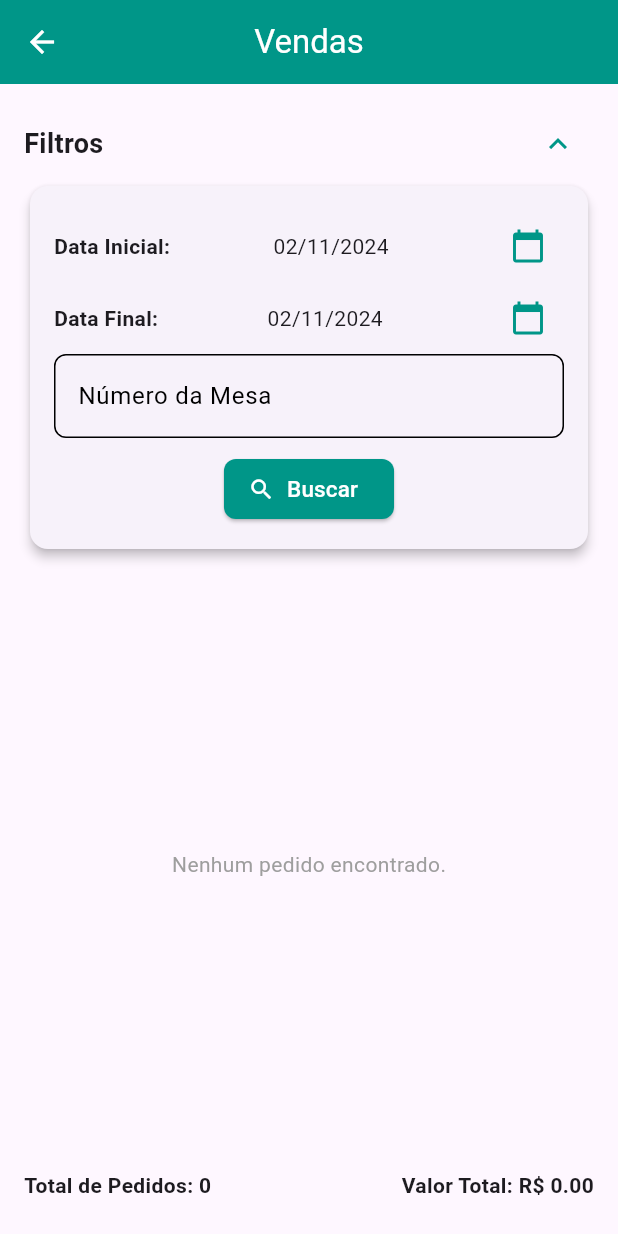
After one commit to jandersonsiqueira/OrderSync, a Flutter app: the VendasPage screen opened by its route, on a phone screen of 412 x 824 dp. The commit adds this screen. Run offline on Flutter 3.47's test engine with Material 3 defaults, Android fonts, the phone set to English and light mode, and no system bars; our stand-ins replace font_awesome_flutter, shared_preferences; accounts and stored records are empty; network calls fail.

Commit message:
Várias mudanças nas telas e temas

```diff
--- a/mobile/lib/home_page.dart
+++ b/mobile/lib/home_page/home_page.dart
@@ -46,7 +46,7 @@ class HomePage extends StatelessWidget {
                 text: 'Vendas',
                 icon: FontAwesomeIcons.coins,
                 onPressed: () {
-                  // Ação para o botão "Vendas"
+                  Navigator.pushNamed(context, '/vendas_page');
                 },
               ),
               _bottomNavigationBarButton(
--- /dev/null
+++ b/mobile/lib/vendas/vendas_page.dart
@@ -0,0 +1,252 @@
+import 'package:flutter/material.dart';
+import 'package:intl/intl.dart';
+import 'package:http/http.dart' as http;
+import 'dart:convert';
+
+class VendasPage extends StatefulWidget {
+  @override
+  _VendasPageState createState() => _VendasPageState();
+}
+
+class _VendasPageState extends State<VendasPage> {
+  DateTime dtInicial = DateTime.now();
+  DateTime dtFinal = DateTime.now();
+  String numeroMesa = '';
+  List<dynamic> pedidos = [];
+  bool showFilters = true;
+
+  @override
+  void initState() {
+    super.initState();
+    _buscarPedidos();
+  }
+
+  Future<void> _buscarPedidos() async {
+    final response = await http.get(
+      Uri.parse('https://ordersync.onrender.com/pedidos/final?dt_inicial=${DateFormat('yyyy-MM-dd').format(dtInicial)}&dt_final=${DateFormat('yyyy-MM-dd').format(dtFinal)}&numero_mesa=$numeroMesa'),
+    );
+
+    if (response.statusCode == 200) {
+      setState(() {
+        pedidos = json.decode(response.body);
+      });
+    } else {
+      ScaffoldMessenger.of(context).showSnackBar(SnackBar(content: Text('Erro ao buscar pedidos')));
+    }
+
+    showFilters = !showFilters;
+  }
+
+  void _selectDate(DateTime initialDate, bool isStartDate) async {
+    final picked = await showDatePicker(
+      context: context,
+      initialDate: initialDate,
+      firstDate: DateTime(2000),
+      lastDate: DateTime.now(),
+    );
+    if (picked != null && picked != initialDate) {
+      setState(() {
+        if (isStartDate) {
+          dtInicial = picked;
+        } else {
+          dtFinal = picked;
+        }
+      });
+      _buscarPedidos();
+    }
+  }
+
+  @override
+  Widget build(BuildContext context) {
+    // Calcular total de pedidos e valor total
+    int totalPedidos = pedidos.length;
+    double valorTotal = pedidos.fold(0.0, (sum, pedido) => sum + pedido['vr_pedido']);
+
+    return Scaffold(
+      appBar: AppBar(
+        title: const Text(
+          'Vendas',
+          style: TextStyle(color: Colors.white),
+        ),
+        centerTitle: true,
+        backgroundColor: Theme.of(context).primaryColor,
+        iconTheme: const IconThemeData(color: Colors.white),
+      ),
+      body: Padding(
+        padding: const EdgeInsets.all(16.0),
+        child: Column(
+          crossAxisAlignment: CrossAxisAlignment.start,
+          children: [
+            // Botão para ocultar/exibir filtros
+            Row(
+              mainAxisAlignment: MainAxisAlignment.spaceBetween,
+              children: [
+                Text(
+                  'Filtros',
+                  style: TextStyle(fontWeight: FontWeight.bold, fontSize: 18),
+                ),
+                IconButton(
+                  icon: Icon(
+                    showFilters ? Icons.expand_less : Icons.expand_more,
+                    color: Theme.of(context).primaryColor,
+                  ),
+                  onPressed: () {
+                    setState(() {
+                      showFilters = !showFilters;
+                    });
+                  },
+                ),
+              ],
+            ),
+            // Seção de filtros
+            if (showFilters)
+              Card(
+                shape: RoundedRectangleBorder(
+                  borderRadius: BorderRadius.circular(12.0),
+                ),
+                elevation: 3,
+                child: Padding(
+                  padding: const EdgeInsets.all(16.0),
+                  child: Column(
+                    children: [
+                      Row(
+                        mainAxisAlignment: MainAxisAlignment.spaceBetween,
+                        children: [
+                          Text(
+                            'Data Inicial:',
+                            style: TextStyle(fontWeight: FontWeight.bold),
+                          ),
+                          Text('${DateFormat('dd/MM/yyyy').format(dtInicial)}'),
+                          IconButton(
+                            icon: Icon(Icons.calendar_today, color: Theme.of(context).primaryColor),
+                            onPressed: () => _selectDate(dtInicial, true),
+                          ),
+                        ],
+                      ),
+                      Row(
+                        mainAxisAlignment: MainAxisAlignment.spaceBetween,
+                        children: [
+                          Text(
+                            'Data Final:',
+                            style: TextStyle(fontWeight: FontWeight.bold),
+                          ),
+                          Text('${DateFormat('dd/MM/yyyy').format(dtFinal)}'),
+                          IconButton(
+                            icon: Icon(Icons.calendar_today, color: Theme.of(context).primaryColor),
+                            onPressed: () => _selectDate(dtFinal, false),
+                          ),
+                        ],
+                      ),
+                      TextField(
+                        decoration: InputDecoration(
+                          labelText: 'Número da Mesa',
+                          labelStyle: TextStyle(color: Theme.of(context).canvasColor),
+                          enabledBorder: OutlineInputBorder(
+                            borderSide: BorderSide(color: Theme.of(context).canvasColor),
+                            borderRadius: BorderRadius.circular(8.0),
+                          ),
+                          focusedBorder: OutlineInputBorder(
+                            borderSide: BorderSide(color: Theme.of(context).primaryColor),
+                            borderRadius: BorderRadius.circular(8.0),
+                          ),
+                        ),
+                        onChanged: (value) {
+                          setState(() {
+                            numeroMesa = value;
+                          });
+                        },
+                      ),
+                      SizedBox(height: 10),
+                      ElevatedButton.icon(
+                        onPressed: _buscarPedidos,
+                        icon: Icon(Icons.search, color: Colors.white),
+                        label: Text(
+                          'Buscar',
+                          style: const TextStyle(
+                            color: Colors.white,
+                            fontSize: 15,
+                          ),
+                        ),
+                        style: ElevatedButton.styleFrom(
+                          backgroundColor: Theme.of(context).primaryColor,
+                          shape: RoundedRectangleBorder(
+                            borderRadius: BorderRadius.circular(8.0),
+                          ),
+                        ),
+                      ),
+                    ],
+                  ),
+                ),
+              ),
+            SizedBox(height: 20),
+            // Lista de pedidos
+            Expanded(
+              child: pedidos.isEmpty
+                  ? Center(
+                child: Text(
+                  'Nenhum pedido encontrado.',
+                  style: TextStyle(color: Colors.grey),
+                ),
+              )
+                  : ListView.builder(
+                itemCount: pedidos.length,
+                itemBuilder: (context, index) {
+                  final pedido = pedidos[index];
+                  DateTime dtEmissao = DateTime.parse(pedido['dt_emissao']);
+                  String dtEmissaoFormatada = DateFormat('dd/MM/yyyy HH:mm:ss').format(dtEmissao);
+                  return Card(
+                    shape: RoundedRectangleBorder(
+                      borderRadius: BorderRadius.circular(12.0),
+                    ),
+                    elevation: 3,
+                    margin: EdgeInsets.symmetric(vertical: 8.0),
+                    child: ListTile(
+                      contentPadding: EdgeInsets.all(16.0),
+                      title: Text(
+                        'Pedido: ${pedido['cd_pedido']}',
+                        style: TextStyle(fontWeight: FontWeight.bold),
+                      ),
+                      subtitle: Column(
+                        crossAxisAlignment: CrossAxisAlignment.start,
+                        children: [
+                          SizedBox(height: 4),
+                          Text('Mesa: ${pedido['numero_mesa']}'),
+                          SizedBox(height: 4),
+                          Text('Data: $dtEmissaoFormatada'),
+                          SizedBox(height: 4),
+                          Text('Total: R\$ ${pedido['vr_pedido']}'),
+                        ],
+                      ),
+                      leading: CircleAvatar(
+                        backgroundColor: Theme.of(context).primaryColor,
+                        child: Icon(Icons.receipt_long, color: Colors.white),
+                      ),
+                    ),
+                  );
+                },
+              ),
+            ),
+            SizedBox(height: 10),
+            // Totalizador de pedidos e valor total
+            Padding(
+              padding: const EdgeInsets.symmetric(vertical: 8.0),
+              child: Row(
+                mainAxisAlignment: MainAxisAlignment.spaceBetween,
+                children: [
+                  Text(
+                    'Total de Pedidos: $totalPedidos',
+                    style: TextStyle(fontWeight: FontWeight.bold),
+                  ),
+                  Text(
+                    'Valor Total: R\$ ${valorTotal.toStringAsFixed(2)}',
+                    style: TextStyle(fontWeight: FontWeight.bold),
+                  ),
+                ],
+              ),
+            ),
+          ],
+        ),
+      ),
+    );
+  }
+}
```
Also changed, not shown: mobile/lib/main.dart (+7 -6 lines), mobile/lib/mesas/mesas_page/mesas_page.dart (renamed from mobile/lib/mesas_page.dart, +32 -15 lines), mobile/lib/mesas/pedido/fechamento_pedido_page.dart (renamed from mobile/lib/fechamento_pedido_page.dart, +73 -18 lines), mobile/lib/mesas/pedido/pedido_page.dart (renamed from mobile/lib/pedido_page.dart, +38 -11 lines), mobile/lib/mesas/pedido_parcial/pedidos_detalhes_page.dart (renamed from mobile/lib/pedidos_detalhes_page.dart, +16 -8 lines), mobile/lib/mesas/pedido_parcial/pedidos_parciais_page.dart (renamed from mobile/lib/pedidos_parciais_page.dart, +13 -3 lines), mobile/lib/mesas/pedido/carrinho_pedido_page.dart (renamed from mobile/lib/carrinho_pedido_page.dart), mobile/lib/mesas/view/categorias_view.dart (renamed from mobile/lib/categorias_view.dart), mobile/lib/mesas/view/produtos_view.dart (renamed from mobile/lib/produtos_view.dart).
